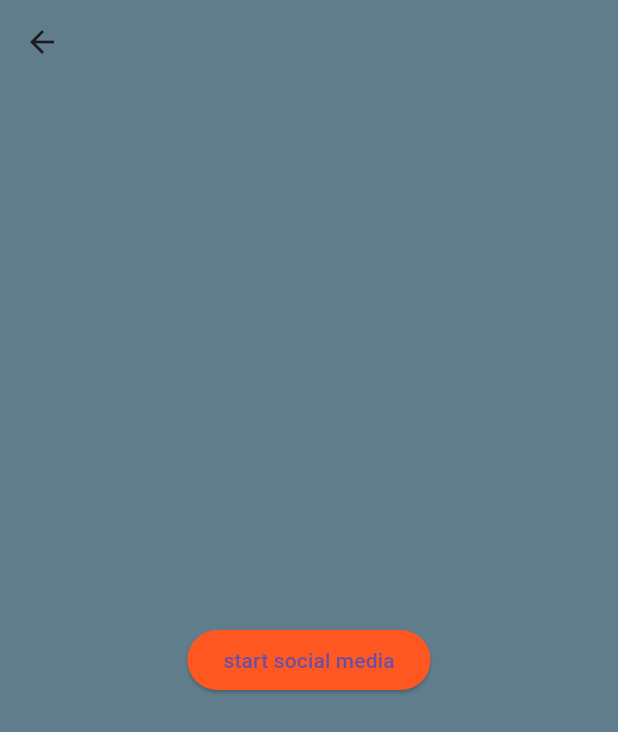
After one commit to Oussama-08/my-contact-app, a Flutter app: the StartSocialMedia screen opened directly, after a tap on "start social media", on a phone screen of 412 x 824 dp. The commit adds this screen. Shown: the top 732 px of the screen. Run offline on Flutter 3.47's test engine with Material 3 defaults, Android fonts, the light colour scheme and no system bars.

Commit message:
adding start oage

```diff
--- /dev/null
+++ b/lib/start.dart
@@ -0,0 +1,30 @@
+import 'package:flutter/material.dart';
+import 'package:url_launcher/url_launcher.dart';
+
+class StartSocialMedia extends StatelessWidget {
+  String socialMedialink;
+
+  StartSocialMedia({
+    super.key,
+    required this.socialMedialink,
+  });
+
+  @override
+  Widget build(BuildContext context) {
+    return Scaffold(
+      backgroundColor: Colors.blueGrey,
+      appBar: AppBar(
+        backgroundColor: Colors.transparent,
+      ),
+      body: Center(
+        child: ElevatedButton(
+          style: ButtonStyle(backgroundColor:WidgetStatePropertyAll(Colors.deepOrange)),
+            onPressed: () {
+              launchUrl(Uri.parse(socialMedialink),
+                  mode: LaunchMode.externalApplication);
+            },
+            child: Text('start social media')),
+      ),
+    );
+  }
+}
```
Also changed, not shown: lib/widgets/socialmediaicon.dart (+11 -14 lines), 4 other files.
